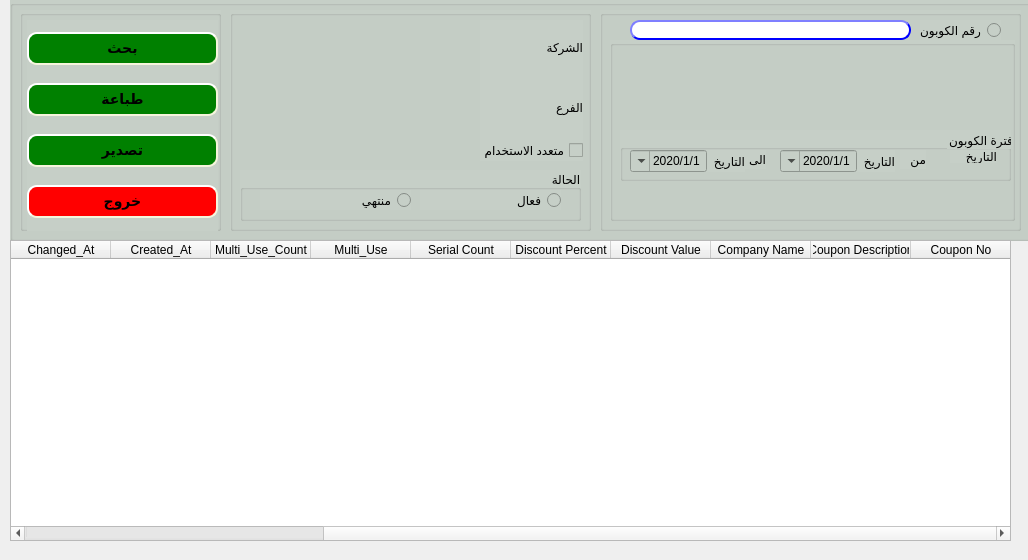
Old version of the form presentation/reports_ui/Coupon_display.ui in the repository shymaa123456/HyperPOS2020.
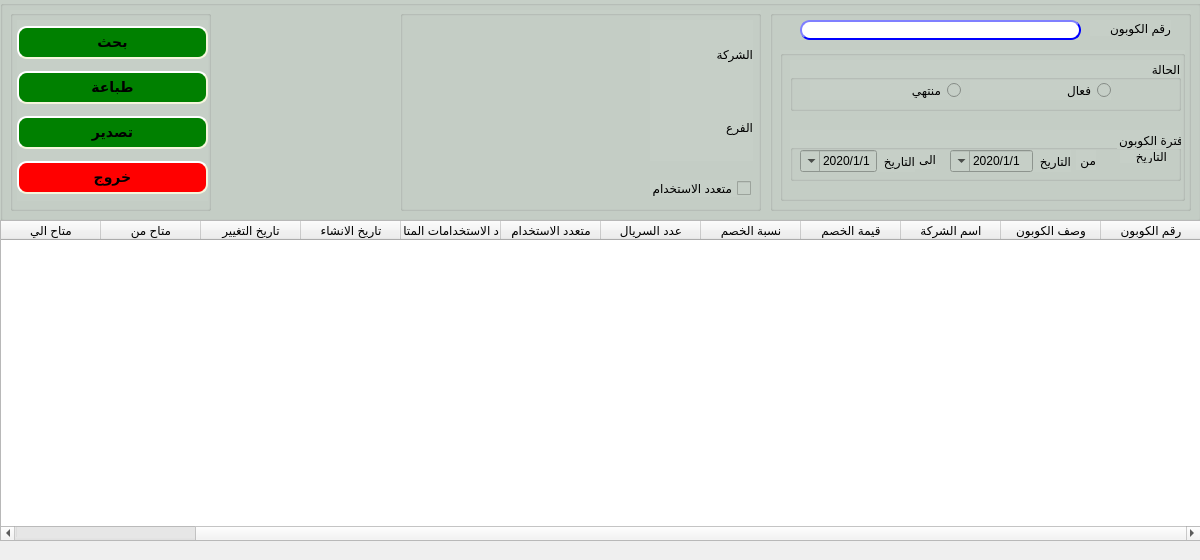
New version of the form.

Commit message: finalize Coupon comments

```diff
--- a/presentation/reports_ui/Coupon_display.ui
+++ b/presentation/reports_ui/Coupon_display.ui
@@ -6,19 +6,19 @@
    <rect>
     <x>0</x>
     <y>0</y>
-    <width>1028</width>
+    <width>1200</width>
     <height>560</height>
    </rect>
   </property>
   <property name="minimumSize">
    <size>
-    <width>1028</width>
+    <width>1200</width>
     <height>560</height>
    </size>
   </property>
   <property name="maximumSize">
    <size>
-    <width>1028</width>
+    <width>1200</width>
     <height>560</height>
    </size>
   </property>
@@ -31,24 +31,13 @@
   <property name="layoutDirection">
    <enum>Qt::RightToLeft</enum>
   </property>
-  <widget class="QWidget" name="gridLayoutWidget">
-   <property name="geometry">
-    <rect>
-     <x>190</x>
-     <y>70</y>
-     <width>2</width>
-     <height>2</height>
-    </rect>
-   </property>
-   <layout class="QGridLayout" name="gridLayout_2"/>
-  </widget>
   <widget class="QGroupBox" name="groupBox">
    <property name="geometry">
     <rect>
-     <x>10</x>
+     <x>0</x>
      <y>0</y>
-     <width>1031</width>
-     <height>241</height>
+     <width>1201</width>
+     <height>221</height>
     </rect>
    </property>
    <property name="font">
@@ -75,10 +64,10 @@
     </property>
     <property name="geometry">
      <rect>
-      <x>220</x>
+      <x>400</x>
       <y>10</y>
       <width>361</width>
-      <height>221</height>
+      <height>201</height>
      </rect>
     </property>
     <property name="title">
@@ -108,60 +97,8 @@
         </property>
        </widget>
       </item>
-      <item>
-       <widget class="QCheckBox" name="QcheckBox_multi">
-        <property name="layoutDirection">
-         <enum>Qt::RightToLeft</enum>
-        </property>
-        <property name="text">
-         <string>متعدد الاستخدام</string>
-        </property>
-       </widget>
-      </item>
      </layout>
     </widget>
-    <widget class="QGroupBox" name="groupBox_6">
-     <property name="geometry">
-      <rect>
-       <x>10</x>
-       <y>160</y>
-       <width>341</width>
-       <height>51</height>
-      </rect>
-     </property>
-     <property name="layoutDirection">
-      <enum>Qt::RightToLeft</enum>
-     </property>
-     <property name="title">
-      <string>الحالة</string>
-     </property>
-     <widget class="QRadioButton" name="radioBtnPromActive">
-      <property name="geometry">
-       <rect>
-        <x>180</x>
-        <y>20</y>
-        <width>141</width>
-        <height>20</height>
-       </rect>
-      </property>
-      <property name="text">
-       <string>فعال</string>
-      </property>
-     </widget>
-     <widget class="QRadioButton" name="radioBtnPromExpired">
-      <property name="geometry">
-       <rect>
-        <x>20</x>
-        <y>20</y>
-        <width>151</width>
-        <height>20</height>
-       </rect>
-      </property>
-      <property name="text">
-       <string>منتهي</string>
-      </property>
-     </widget>
-    </widget>
     <widget class="QComboBox" name="CMB_level4">
      <property name="geometry">
       <rect>
@@ -172,14 +109,30 @@
       </rect>
      </property>
     </widget>
+    <widget class="QCheckBox" name="QcheckBox_multi">
+     <property name="geometry">
+      <rect>
+       <x>250</x>
+       <y>170</y>
+       <width>101</width>
+       <height>17</height>
+      </rect>
+     </property>
+     <property name="layoutDirection">
+      <enum>Qt::RightToLeft</enum>
+     </property>
+     <property name="text">
+      <string>متعدد الاستخدام</string>
+     </property>
+    </widget>
    </widget>
    <widget class="QGroupBox" name="groupBox_5">
     <property name="geometry">
      <rect>
-      <x>590</x>
+      <x>770</x>
       <y>10</y>
       <width>421</width>
-      <height>221</height>
+      <height>201</height>
      </rect>
     </property>
     <property name="layoutDirection">
@@ -229,9 +182,9 @@
      <property name="geometry">
       <rect>
        <x>10</x>
-       <y>30</y>
+       <y>40</y>
        <width>405</width>
-       <height>181</height>
+       <height>151</height>
       </rect>
      </property>
      <property name="title">
@@ -244,7 +197,7 @@
       <property name="geometry">
        <rect>
         <x>10</x>
-        <y>90</y>
+        <y>80</y>
         <width>391</width>
         <height>51</height>
        </rect>
@@ -260,7 +213,7 @@
         <rect>
          <x>160</x>
          <y>20</y>
-         <width>115</width>
+         <width>121</width>
          <height>22</height>
         </rect>
        </property>
@@ -300,10 +253,10 @@
       <widget class="QLabel" name="label_9">
        <property name="geometry">
         <rect>
-         <x>280</x>
+         <x>286</x>
          <y>20</y>
-         <width>26</width>
-         <height>19</height>
+         <width>20</width>
+         <height>20</height>
         </rect>
        </property>
        <property name="text">
@@ -376,28 +329,61 @@
        </property>
       </widget>
      </widget>
+     <widget class="QGroupBox" name="groupBox_6">
+      <property name="geometry">
+       <rect>
+        <x>10</x>
+        <y>10</y>
+        <width>391</width>
+        <height>51</height>
+       </rect>
+      </property>
+      <property name="layoutDirection">
+       <enum>Qt::RightToLeft</enum>
+      </property>
+      <property name="title">
+       <string>الحالة</string>
+      </property>
+      <widget class="QRadioButton" name="radioBtnPromActive">
+       <property name="geometry">
+        <rect>
+         <x>180</x>
+         <y>20</y>
+         <width>141</width>
+         <height>20</height>
+        </rect>
+       </property>
+       <property name="text">
+        <string>فعال</string>
+       </property>
+      </widget>
+      <widget class="QRadioButton" name="radioBtnPromExpired">
+       <property name="geometry">
+        <rect>
+         <x>20</x>
+         <y>20</y>
+         <width>151</width>
+         <height>20</height>
+        </rect>
+       </property>
+       <property name="text">
+        <string>منتهي</string>
+       </property>
+      </widget>
+     </widget>
     </widget>
-    <widget class="QRadioButton" name="radioBtnPromNum">
+    <widget class="QLabel" name="labelCopNum">
      <property name="geometry">
       <rect>
        <x>320</x>
        <y>10</y>
        <width>81</width>
-       <height>20</height>
+       <height>16</height>
       </rect>
      </property>
-     <property name="layoutDirection">
-      <enum>Qt::RightToLeft</enum>
-     </property>
      <property name="text">
       <string>رقم الكوبون</string>
      </property>
-     <property name="checkable">
-      <bool>true</bool>
-     </property>
-     <property name="checked">
-      <bool>false</bool>
-     </property>
     </widget>
    </widget>
    <widget class="QGroupBox" name="groupBox_8">
@@ -406,7 +392,7 @@
       <x>10</x>
       <y>10</y>
       <width>201</width>
-      <height>221</height>
+      <height>201</height>
      </rect>
     </property>
     <property name="title">
@@ -418,7 +404,7 @@
        <x>7</x>
        <y>10</y>
        <width>191</width>
-       <height>211</height>
+       <height>181</height>
       </rect>
      </property>
      <layout class="QVBoxLayout" name="verticalLayout">
@@ -599,10 +585,10 @@
   <widget class="QWidget" name="gridLayoutWidget_4">
    <property name="geometry">
     <rect>
-     <x>10</x>
-     <y>240</y>
-     <width>1001</width>
-     <height>301</height>
+     <x>0</x>
+     <y>220</y>
+     <width>1201</width>
+     <height>321</height>
     </rect>
    </property>
    <layout class="QGridLayout" name="gridLayout_7">
@@ -616,67 +602,67 @@
       </property>
       <column>
        <property name="text">
-        <string>Coupon No</string>
+        <string>رقم الكوبون</string>
        </property>
       </column>
       <column>
        <property name="text">
-        <string>Coupon Description</string>
+        <string>وصف الكوبون</string>
        </property>
       </column>
       <column>
        <property name="text">
-        <string>Company Name</string>
+        <string>اسم الشركة</string>
        </property>
       </column>
       <column>
        <property name="text">
-        <string>Discount Value</string>
+        <string>قيمة الخصم</string>
        </property>
       </column>
       <column>
        <property name="text">
-        <string>Discount Percent</string>
+        <string>نسبة الخصم</string>
        </property>
       </column>
       <column>
        <property name="text">
-        <string>Serial Count</string>
+        <string>عدد السريال</string>
        </property>
       </column>
       <column>
        <property name="text">
-        <string>Multi_Use</string>
+        <string>متعدد الاستخدام</string>
        </property>
       </column>
       <column>
        <property name="text">
-        <string>Multi_Use_Count</string>
+        <string>عدد الاستخدامات المتاحة</string>
        </property>
       </column>
       <column>
        <property name="text">
-        <string>Created_At</string>
+        <string>تاريخ الانشاء</string>
        </property>
       </column>
       <column>
        <property name="text">
-        <string>Changed_At</string>
+        <string>تاريخ التغيير</string>
        </property>
       </column>
       <column>
        <property name="text">
-        <string>Valid_From</string>
+        <string>متاح من</string>
        </property>
       </column>
       <column>
        <property name="text">
-        <string>Valid_To</string>
+        <string>متاح الي</string>
        </property>
       </column>
       <column>
        <property name="text">
-        <string>Status</string>
+        <string>الحالة</string>
        </property>
       </column>
      </widget>
```
The commit also changes 3 other files.
